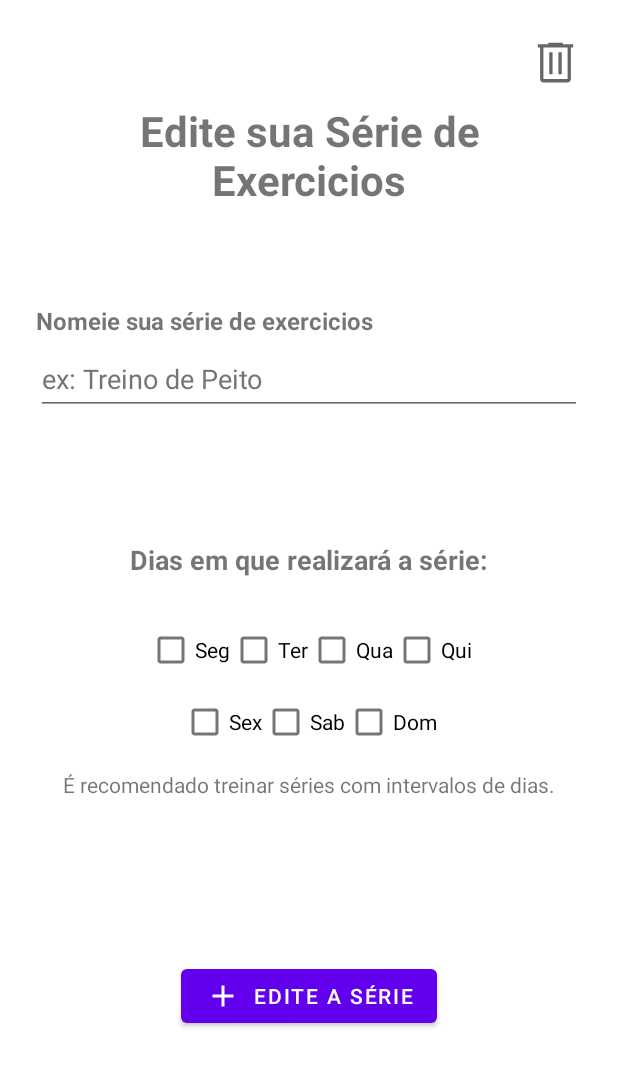
After one commit to VicktorMS/gym_notes, an Android app: the EditDeleteSerieFragment screen opened through its navigation route, on a phone screen of 412 x 824 dp. The commit adds this screen. Shown: the top 1067 px of the screen. Run offline under Robolectric (Android 15) with nearby library versions, the phone set to English and light mode, and no system bars; our stand-ins replace AdMob, Firebase (no records; nobody signed in at launch, a user with empty details on screens opened directly).

Commit message:
ViewModel Unificada, Cadastro de Exercicios, Layout Edit e Delete série

```diff
--- a/app/src/main/java/br/edu/infnet/myapplication/data/repository/GymRepositoy.kt
+++ b/app/src/main/java/br/edu/infnet/myapplication/data/repository/GymRepositoy.kt
@@ -135,6 +135,14 @@ class GymRepositoy private constructor(){
     }
 
 
+    fun getExerciciosInSerieId(idSerie: String): CollectionReference{
+        //val exercicioInSerie = ExercicioInSerie(exercicioNome = exercicioId.nome)
+        return seriesCollection
+            .document(idSerie)
+            .collection("exercicios")
+    }
+
+
 
 
 
--- /dev/null
+++ b/app/src/main/java/br/edu/infnet/myapplication/ui/home/EditDeleteSerieFragment.kt
@@ -0,0 +1,21 @@
+package br.edu.infnet.myapplication.ui.home
+
+import android.os.Bundle
+import androidx.fragment.app.Fragment
+import android.view.LayoutInflater
+import android.view.View
+import android.view.ViewGroup
+import br.edu.infnet.myapplication.R
+
+class EditDeleteSerieFragment : Fragment() {
+
+
+    override fun onCreateView(
+        inflater: LayoutInflater, container: ViewGroup?,
+        savedInstanceState: Bundle?
+    ): View? {
+        // Inflate the layout for this fragment
+        return inflater.inflate(R.layout.fragment_edit_delete_serie, container, false)
+    }
+
+}
--- a/app/src/main/java/br/edu/infnet/myapplication/ui/home/SerieFragment.kt
+++ b/app/src/main/java/br/edu/infnet/myapplication/ui/home/SerieFragment.kt
@@ -42,6 +42,9 @@ class SerieFragment : Fragment() {
             imageViewEditSerie.setOnClickListener{
                 nav(R.id.action_serieFragment_to_cadastrarExercicioFragment)
             }
+            imageViewEditSerie.setOnClickListener {
+                nav(R.id.)
+            }
         }
     }
 
--- /dev/null
+++ b/app/src/main/res/drawable/ic_baseline_alternate_email_24.xml
@@ -0,0 +1,5 @@
+<vector android:height="24dp" android:tint="#000000"
+    android:viewportHeight="24" android:viewportWidth="24"
+    android:width="24dp" xmlns:android="http://schemas.android.com/apk/res/android">
+    <path android:fillColor="@android:color/white" android:pathData="M12,2C6.48,2 2,6.48 2,12s4.48,10 10,10h5v-2h-5c-4.34,0 -8,-3.66 -8,-8s3.66,-8 8,-8 8,3.66 8,8v1.43c0,0.79 -0.71,1.57 -1.5,1.57s-1.5,-0.78 -1.5,-1.57L17,12c0,-2.76 -2.24,-5 -5,-5s-5,2.24 -5,5 2.24,5 5,5c1.38,0 2.64,-0.56 3.54,-1.47 0.65,0.89 1.77,1.47 2.96,1.47 1.97,0 3.5,-1.6 3.5,-3.57L22,12c0,-5.52 -4.48,-10 -10,-10zM12,15c-1.66,0 -3,-1.34 -3,-3s1.34,-3 3,-3 3,1.34 3,3 -1.34,3 -3,3z"/>
+</vector>
--- /dev/null
+++ b/app/src/main/res/layout/fragment_edit_delete_serie.xml
@@ -0,0 +1,162 @@
+<?xml version="1.0" encoding="utf-8"?>
+<androidx.constraintlayout.widget.ConstraintLayout xmlns:android="http://schemas.android.com/apk/res/android"
+    xmlns:tools="http://schemas.android.com/tools"
+    android:layout_width="match_parent"
+    android:layout_height="match_parent"
+    xmlns:app="http://schemas.android.com/apk/res-auto"
+    tools:context=".ui.home.EditDeleteSerieFragment">
+
+    <ImageView
+        android:id="@+id/imageView2"
+        android:layout_width="35dp"
+        android:layout_height="35dp"
+        android:layout_marginTop="16dp"
+        android:layout_marginEnd="16dp"
+        android:src="@drawable/ic_remover"
+        app:layout_constraintEnd_toEndOf="parent"
+        app:layout_constraintTop_toTopOf="parent" />
+
+    <TextView
+        android:id="@+id/textViewTitulo"
+        android:layout_width="0dp"
+        android:layout_height="wrap_content"
+        android:layout_marginStart="24dp"
+        android:layout_marginTop="60dp"
+        android:layout_marginEnd="24dp"
+        android:text="Edite sua Série de Exercicios"
+        android:textAlignment="center"
+        android:textSize="28sp"
+        android:textStyle="bold"
+        app:layout_constraintEnd_toEndOf="parent"
+        app:layout_constraintStart_toStartOf="parent"
+        app:layout_constraintTop_toTopOf="parent" />
+
+    <TextView
+        android:id="@+id/textViewTituloNomeSerie"
+        android:layout_width="wrap_content"
+        android:layout_height="wrap_content"
+        android:layout_marginStart="16dp"
+        android:layout_marginTop="64dp"
+        android:text="@string/nomeie_sua_s_rie_de_exercicios"
+        android:textSize="16sp"
+        android:textStyle="bold"
+        app:layout_constraintStart_toStartOf="parent"
+        app:layout_constraintTop_toBottomOf="@+id/textViewTitulo" />
+
+    <EditText
+        android:id="@+id/editTextNomeSerie"
+        android:layout_width="0dp"
+        android:layout_height="wrap_content"
+        android:layout_marginStart="16dp"
+        android:layout_marginTop="4dp"
+        android:layout_marginEnd="16dp"
+        android:ems="10"
+        android:hint="@string/ex_treino_de_peito"
+        android:inputType="textPersonName"
+        android:minHeight="48dp"
+        android:textColorHint="#757575"
+        app:layout_constraintEnd_toEndOf="parent"
+        app:layout_constraintStart_toStartOf="parent"
+        app:layout_constraintTop_toBottomOf="@+id/textViewTituloNomeSerie"
+        android:importantForAutofill="no" />
+
+    <TextView
+        android:id="@+id/textViewTitulo2"
+        android:layout_width="wrap_content"
+        android:layout_height="wrap_content"
+        android:layout_marginTop="84dp"
+        android:text="@string/dias_em_que_realizar_a_s_rie"
+        android:textSize="18sp"
+        android:textStyle="bold"
+        app:layout_constraintEnd_toEndOf="parent"
+        app:layout_constraintStart_toStartOf="parent"
+        app:layout_constraintTop_toBottomOf="@+id/editTextNomeSerie" />
+
+    <LinearLayout
+        android:id="@+id/lineaLayoutGroupDiasSemana1"
+        android:layout_width="wrap_content"
+        android:layout_height="wrap_content"
+        android:layout_marginTop="24dp"
+        android:orientation="horizontal"
+        app:layout_constraintEnd_toEndOf="parent"
+        app:layout_constraintStart_toStartOf="parent"
+        app:layout_constraintTop_toBottomOf="@+id/textViewTitulo2">
+
+        <CheckBox
+            android:id="@+id/checkBoxSeg"
+            android:layout_width="wrap_content"
+            android:layout_height="wrap_content"
+            android:text="@string/seg" />
+
+        <CheckBox
+            android:id="@+id/checkBoxTer"
+            android:layout_width="wrap_content"
+            android:layout_height="wrap_content"
+            android:text="@string/ter" />
+
+        <CheckBox
+            android:id="@+id/checkBoxQua"
+            android:layout_width="wrap_content"
+            android:layout_height="wrap_content"
+            android:text="@string/qua" />
+
+        <CheckBox
+            android:id="@+id/checkBoxQui"
+            android:layout_width="wrap_content"
+            android:layout_height="wrap_content"
+            android:text="@string/qui" />
+
+
+    </LinearLayout>
+
+
+    <LinearLayout
+        android:id="@+id/lineaLayoutGroupDiasSemana2"
+        android:layout_width="wrap_content"
+        android:layout_height="wrap_content"
+        app:layout_constraintEnd_toEndOf="parent"
+        app:layout_constraintStart_toStartOf="parent"
+        app:layout_constraintTop_toBottomOf="@+id/lineaLayoutGroupDiasSemana1"
+        android:orientation="horizontal">
+
+        <CheckBox
+            android:id="@+id/checkBoxSex"
+            android:layout_width="match_parent"
+            android:layout_height="wrap_content"
+            android:text="@string/sex" />
+
+        <CheckBox
+            android:id="@+id/checkBoxSab"
+            android:layout_width="match_parent"
+            android:layout_height="wrap_content"
+            android:text="@string/sab" />
+
+        <CheckBox
+            android:id="@+id/checkBoxDom"
+            android:layout_width="match_parent"
+            android:layout_height="wrap_content"
+            android:text="@string/dom" />
+    </LinearLayout>
+
+    <TextView
+        android:id="@+id/textViewTip"
+        android:layout_width="wrap_content"
+        android:layout_height="wrap_content"
+        android:layout_marginTop="8dp"
+        android:text="@string/recomendado_treinar_s_ries_com_intervalos_de_dias"
+        app:layout_constraintEnd_toEndOf="parent"
+        app:layout_constraintStart_toStartOf="parent"
+        app:layout_constraintTop_toBottomOf="@+id/lineaLayoutGroupDiasSemana2" />
+
+    <Button
+        android:id="@+id/buttonCreateSerie"
+        android:layout_width="wrap_content"
+        android:layout_height="wrap_content"
+        android:layout_marginBottom="128dp"
+        android:text="Edite a série"
+        app:icon="@drawable/ic_baseline_add_24"
+        app:layout_constraintBottom_toBottomOf="parent"
+        app:layout_constraintEnd_toEndOf="parent"
+        app:layout_constraintStart_toStartOf="parent" />
+
+</androidx.constraintlayout.widget.ConstraintLayout>
--- a/app/src/main/res/layout/serie_list_item.xml
+++ b/app/src/main/res/layout/serie_list_item.xml
@@ -24,18 +24,6 @@
         <androidx.constraintlayout.widget.ConstraintLayout
             android:layout_width="match_parent"
             android:layout_height="match_parent">
-
-            <ImageView
-                android:id="@+id/imageView"
-                android:layout_width="wrap_content"
-                android:layout_height="wrap_content"
-                android:layout_marginTop="16dp"
-                android:layout_marginEnd="16dp"
-                android:layout_marginBottom="50dp"
-                app:layout_constraintBottom_toBottomOf="parent"
-                app:layout_constraintEnd_toEndOf="parent"
-                app:layout_constraintTop_toTopOf="parent"
-                app:srcCompat="@drawable/ic_baseline_more_horiz_24" />
 
             <TextView
                 android:id="@+id/serie_dia"
--- a/app/src/main/res/navigation/main_navigation.xml
+++ b/app/src/main/res/navigation/main_navigation.xml
@@ -34,6 +34,9 @@
         <action
             android:id="@+id/action_serieFragment_to_cadastrarExercicioFragment"
             app:destination="@id/cadastrarExercicioFragment" />
+        <action
+            android:id="@+id/action_serieFragment_to_editDeleteSerieFragment"
+            app:destination="@id/editDeleteSerieFragment" />
     </fragment>
     <fragment
         android:id="@+id/cadastrarExercicioFragment"
@@ -44,4 +47,9 @@
             android:id="@+id/action_cadastrarExercicioFragment_to_serieFragment"
             app:destination="@id/serieFragment" />
     </fragment>
+    <fragment
+        android:id="@+id/editDeleteSerieFragment"
+        android:name="br.edu.infnet.myapplication.ui.home.EditDeleteSerieFragment"
+        android:label="fragment_edit_delete_serie"
+        tools:layout="@layout/fragment_edit_delete_serie" />
 </navigation>
```
